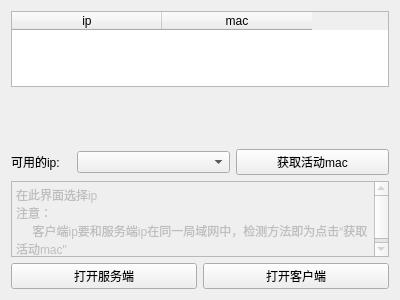
The window that selectip.ui (VictorySong/ls) describes before a commit, drawn with Qt 5.
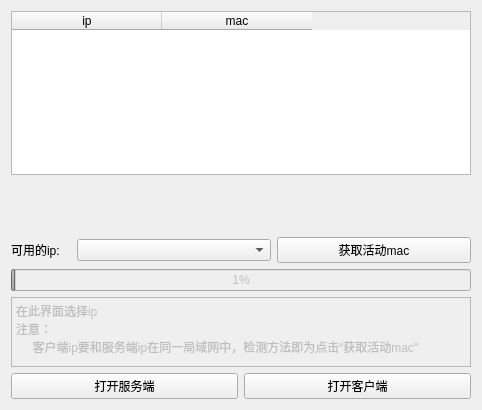
The same window after the commit.

```diff
--- a/selectip.ui
+++ b/selectip.ui
@@ -6,8 +6,8 @@
    <rect>
     <x>0</x>
     <y>0</y>
-    <width>400</width>
-    <height>300</height>
+    <width>482</width>
+    <height>410</height>
    </rect>
   </property>
   <property name="windowTitle">
@@ -98,11 +98,33 @@
        </item>
       </layout>
      </item>
+     <item>
+      <widget class="QProgressBar" name="progressBar">
+       <property name="enabled">
+        <bool>false</bool>
+       </property>
+       <property name="value">
+        <number>1</number>
+       </property>
+      </widget>
+     </item>
      <item>
       <widget class="QTextEdit" name="textEdit">
        <property name="enabled">
         <bool>false</bool>
        </property>
+       <property name="sizePolicy">
+        <sizepolicy hsizetype="Expanding" vsizetype="Maximum">
+         <horstretch>0</horstretch>
+         <verstretch>0</verstretch>
+        </sizepolicy>
+       </property>
+       <property name="maximumSize">
+        <size>
+         <width>16777215</width>
+         <height>70</height>
+        </size>
+       </property>
        <property name="html">
         <string>&lt;!DOCTYPE HTML PUBLIC &quot;-//W3C//DTD HTML 4.0//EN&quot; &quot;http://www.w3.org/TR/REC-html40/strict.dtd&quot;&gt;
 &lt;html&gt;&lt;head&gt;&lt;meta name=&quot;qrichtext&quot; content=&quot;1&quot; /&gt;&lt;style type=&quot;text/css&quot;&gt;
```
